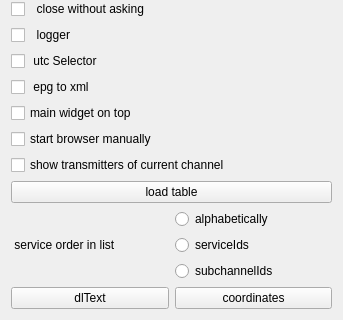
Qt form qt-dab-s4/forms-v4/config-helper.ui (JvanKatwijk/qt-dab) before a commit; both pictures show x 0 to 343 and y 346 to 666 of the 343 by 666 pixel window.
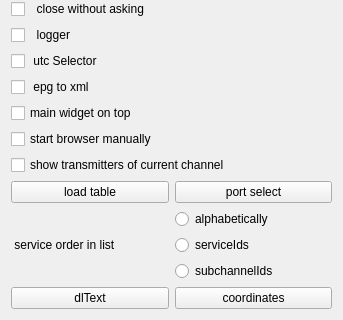
The same form after that commit. Custom widgets are drawn as their Qt base class.

Commit message: added button for setting port

What changed in the file:
```diff
--- a/qt-dab-s4/forms-v4/config-helper.ui
+++ b/qt-dab-s4/forms-v4/config-helper.ui
@@ -193,6 +193,8 @@
     </widget>
    </item>
    <item>
+    <layout class="QHBoxLayout" name="horizontalLayout_2">
+     <item>
     <widget class="QPushButton" name="loadTableButton">
      <property name="toolTip">
       <string>&lt;html&gt;&lt;head/&gt;&lt;body&gt;&lt;p&gt;Touching this button instructs the software to (try to) load a so-called tii table, a table with the&lt;/p&gt;&lt;p&gt;encodings of tii data.&lt;/p&gt;&lt;/body&gt;&lt;/html&gt;</string>
@@ -201,6 +203,15 @@
       <string>load table</string>
      </property>
     </widget>
+     </item>
+     <item>
+      <widget class="QPushButton" name="portSelector">
+       <property name="text">
+        <string>port select</string>
+       </property>
+      </widget>
+     </item>
+    </layout>
    </item>
    <item>
     <layout class="QHBoxLayout" name="horizontalLayout_3">
```
Lines whose indentation alone changed are shown as unchanged. The commit also changes 13 other files.
